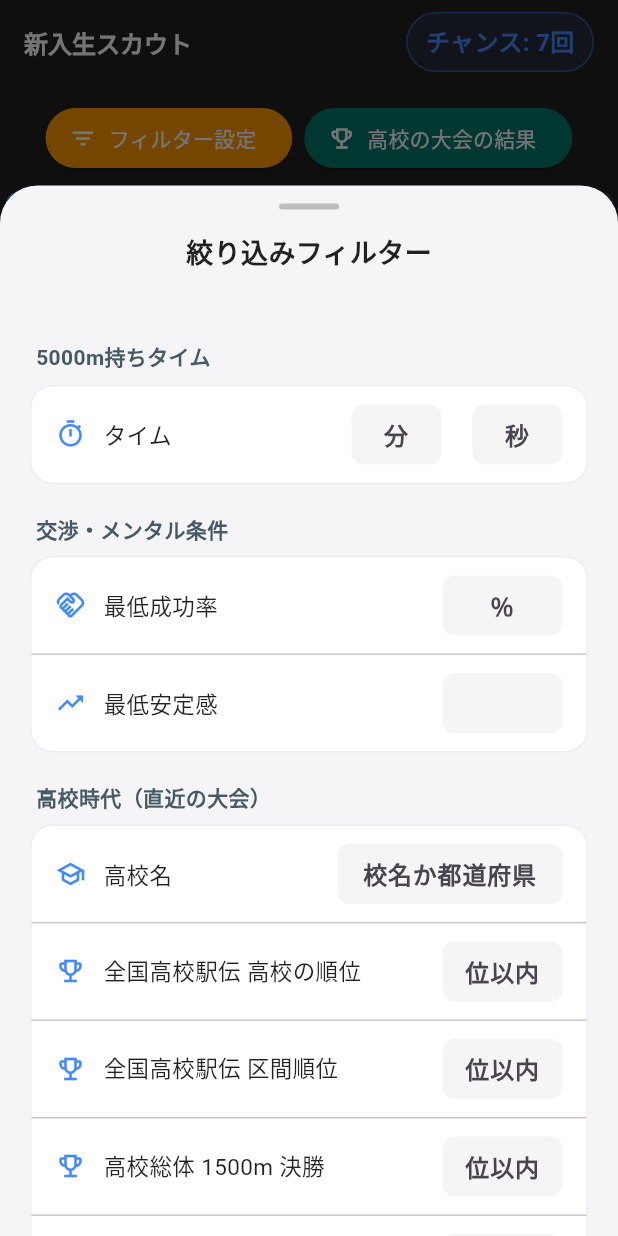
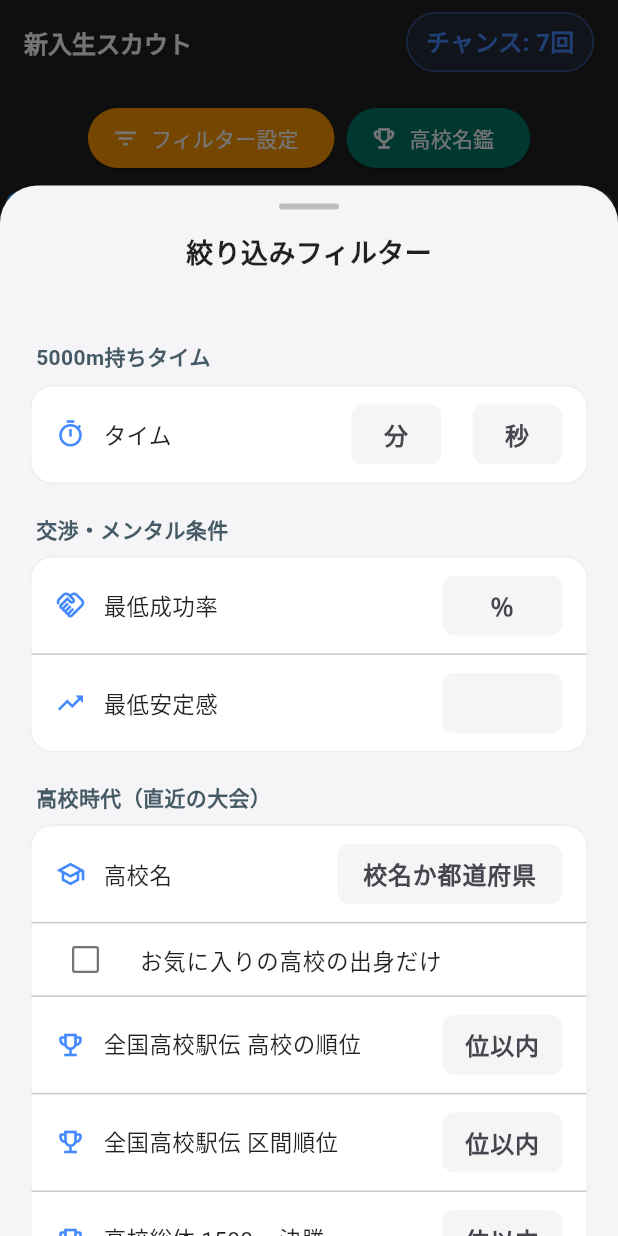
Before and after one commit to shin-tomura/ekidenss, a Flutter app: the FreshmanScoutView screen opened directly, after a tap on "フィルター設定", on a phone screen of 412 x 824 dp. Run offline on Flutter 3.47's test engine with Material 3 defaults, Android fonts, the phone set to English and light mode, and no system bars; our stand-ins replace auto_size_text, csv, file_picker, fl_chart, hive, hive_flutter and 6 more; missing offline and left inert: mobile_scanner, two_dimensional_scrollables; accounts and stored records are empty.

Commit message:
1.9.5test: スカウトの画面から高校名鑑(大会の記録のタブ)を開くようにし、スカウトのフィルターにお気に入りの高校の出身だけを追加
Co-Authored-By: Claude Opus 5.5 <noreply@anthropic.com>
Claude-Session: https://claude.ai/code/session_01DhUUdXd4VMtXCvkh8cst5M

```diff
--- a/ToDo.txt
+++ b/ToDo.txt
@@ -1,8 +1,8 @@
 *********箱庭小駅伝SS*********
 1.9.5　21951
 ・日本人の選手に、出身校と高校時代の実績を付けた(ゲーム内の計算には一切影響しない。高校は架空の学校で、都道府県ごとに5校あり、名門校には県外からも選手が集まる。実績は、その年の新入生全員と名前のない高校生で、全国高校駅伝と高校総体を実際に計算して決める。全国高校駅伝は都道府県予選の1位と地区代表の58校が走る。都道府県予選は、各都道府県の5校が走る(選手の実績には、区間2位以内かチームが優勝したときに出る)。地区代表は、各都道府県の予選の上位3校が走る地区大会で、県代表を除いた最上位の高校が選ばれる(北海道は地区大会がなく、予選の2位)。予選と地区大会は全国と同じ距離の平らなコースで、どの大会も、その日の気温や風でタイムの出やすさが変わる。全国の区間の距離と起伏は実在の男子のコースに合わせ、留学生は2区か5区だけを走る。高校総体は1500m・5000m・3000m障害で、県大会・地区大会・全国大会の順に進む。高校では入学時の持ちタイムの力で走り、登りや下りなどの能力も効く。中距離出身の選手や、高校までほかの競技をしていた選手もいる。中距離出身の選手はスパート力やペース変動対応力が高めの傾向があり、高校駅伝では2区・5区の3kmの区間を走ることが多い。ほかの競技の部活も、選手の能力の傾向と少し関係がある。高校総体の3000m障害の選手はアップダウンやペースの変化への対応が得意な傾向があり、上位の選手は1500mと5000mなどを掛け持ちする(良いほうの結果を出す)。選手画面の出身地の下に出る。今いる選手にも、学年ごとに計算して付ける。設定タブの「趣味非表示設定」を「趣味・高校時代の表示設定」に変え、高校の情報も表示しないようにできるようにした。説明書にも書いた)
-・新入生のスカウトの画面のフィルターで、高校名と、高校時代の直近の大会の順位でも絞り込めるようにした(高校名は校名か都道府県の一部で絞る。順位は「○位以内」で、全国高校駅伝の所属高校の順位(走っていない部員も入る)と区間順位、高校総体の1500m・5000m・3000m障害の決勝の順位(掛け持ちしたほうの種目も)で絞れる。高校の条件を入れると、留学生と高校の情報がない選手は外れる。高校の情報を表示しない設定のときは出さない。説明書にも書いた)
-・新入生のスカウトの画面から、その世代が高校3年だったときの高校の大会の結果を見られるようにした(高校名鑑の「大会の結果」と同じく、全国高校駅伝の全チームと走者、区間の上位3人、高校総体の決勝が見られる。去年の回も、閉じた見出しで見られる。進学先はスカウトの画面と同じ出し方で、コンピュータスカウトONのときは「進路未定」や「○○大学に確定」のように出る。説明書にも書いた)
+・新入生のスカウトの画面のフィルターで、高校名と、高校時代の直近の大会の順位でも絞り込めるようにした(高校名は校名か都道府県の一部で絞る。お気に入りの高校(高校名鑑の高校のページの☆で付ける)の出身の選手だけにもできる。順位は「○位以内」で、全国高校駅伝の所属高校の順位(走っていない部員も入る)と区間順位、高校総体の1500m・5000m・3000m障害の決勝の順位(掛け持ちしたほうの種目も)で絞れる。高校の条件を入れると、留学生と高校の情報がない選手は外れる。高校の情報を表示しない設定のときは出さない。説明書にも書いた)
+・新入生のスカウトの画面から、高校名鑑を開けるようにした(「大会の記録」のタブから開き、一番新しい回(その世代が高校3年だったときの大会)の全国高校駅伝を開いておく。ほかの回や、お気に入りの高校の勝ち上がり、高校のページも見られる。大会の記録の進学先はスカウトの画面と同じ出し方で、コンピュータスカウトONのときは「進路未定」や「○○大学に確定」のように出る。説明書にも書いた)
 ・新入生のスカウトの画面と、新入生の進学先の画面と、4月5日の新入生の画面に、出身校を出すようにした(スカウトの画面のカードと、4月5日の画面の新入生のトップ10と自分の大学の新入生には、高校時代の一番の実績も出す。出身校と実績は、名前より一段小さい字にした。4月5日の画面では、名前の行の下に、出身校と実績を同じ字下げで並べる)
 ・記事と実況で、出身校と高校時代の実績にも触れるようにした(選手の紹介の、出身地と趣味の一言の後ろに、出身校と高校時代の一番の実績を足した。駅伝の記事では、全国高校駅伝で活躍した1年生や、高校までほかの競技をしていた選手の経歴も書く。実況では、同じ高校の出身者が別々の大学から同じ区間を走ったとき、「高校の同期対決」や「母校の先輩と後輩」として伝える。高校の情報を表示しない設定のときは書かない。説明書にも書いた)
 ・大学に入る留学生の約半分にも、出身校と高校時代の実績を付けた(出身校は、名簿の留学生のいる高校のどれかで、名門の高校ほど選ばれやすい。その年は、その選手が高校の留学生として日本人の新入生と一緒に全国高校駅伝(2区か5区)と高校総体(5000mか3000m障害)を走り、高校での力は大学に入るときの力で決まる。残りの留学生は日本の高校に通っていないので、出身校は出ない。選手画面の出身は「?」のままで、その下に出る。記事や実況、4月5日の画面と新入生の進学先の画面にも、日本人の選手と同じように出る。今いる留学生にも、学年ごとに計算して付ける。説明書にも書いた)
--- a/lib/kansuu/setsumeisho_text.dart
+++ b/lib/kansuu/setsumeisho_text.dart
@@ -180,7 +180,8 @@ const ShiyouSetsu _koukouJidai = ShiyouSetsu('出身校と高校時代', [
   '・ゲーム内の計算には一切影響しません。選手画面の出身地の下に出ます。',
   '　・スカウトの画面、新入生の進学先の画面、4月5日の新入生の画面にも出身校が出ます。',
   '　・スカウトの画面では、高校名や、直近の高校の大会の順位でも絞り込めます。',
-  '　・スカウトの画面から、その世代と1つ前の世代の高校の大会の結果も見られます。',
+  '　・お気に入りの高校の出身の選手だけに絞り込むこともできます。',
+  '　・スカウトの画面から高校名鑑を開き、その世代の高校の大会の結果も見られます。',
   '・高校は架空の学校です。名門校には、県外からも選手が集まります。',
   '・実績は、その年の新入生全員と名前のない高校生で、高校の大会を実際に計算して決めます。',
   '　・名前のない3年生と留学生は、ゲームの大学には進まない高校生です。',
--- a/lib/screens/9000Freshmankakutoku.dart
+++ b/lib/screens/9000Freshmankakutoku.dart
@@ -10,7 +10,7 @@ import 'dart:math';
 import 'package:ekiden/kantoku_data.dart';
 import 'package:ekiden/kansuu/scout_com.dart';
 import 'package:ekiden/kansuu/koukou.dart'; // 出身校と高校時代の実績(1.9.5)
-import 'package:ekiden/screens/Modal_koukouMeikan.dart'; // 高校の大会の結果(1.9.5)
+import 'package:ekiden/screens/Modal_koukouMeikan.dart'; // 高校名鑑(1.9.5)
 import 'package:ekiden/kansuu/ShoriGuard.dart';
 import 'package:ekiden/screens/ScoutRoundKekka_screen.dart';
 import 'package:ekiden/screens/Modal_shinnyuuseiShingakusaki.dart';
@@ -68,6 +68,9 @@ class _FreshmanScoutViewState extends State<FreshmanScoutView> {
   int _ekidenKukanJuniFilter = 0;
   List<int> _soutaiJuniFilter = [0, 0, 0];
   KoukouSaishinSeiseki? _koukouSeiseki; // 直近の大会の成績(初めて使うときに読む)
+  // お気に入りの高校の出身だけにするか(1.9.5。お気に入りは高校名鑑の高校のページの☆で付ける)
+  bool _okiniiriFilter = false;
+  Set<int>? _okiniiriKou; // お気に入りの高校(名簿の番号。初めて使うときに読む。高校名鑑から戻ったら読み直す)
 
   // ★追加: フィルタリング/並び替え可能な能力値の定義
   final Map<SortCriterion, String> _abilityLabels = {
@@ -246,7 +249,7 @@ class _FreshmanScoutViewState extends State<FreshmanScoutView> {
     return '${koukouMeiKenMoji(j)}${jisseki.isEmpty ? '' : '　${jisseki.join('、')}'}';
   }
 
-  /// 高校の情報を出すか(1.9.5。表示しない設定のときは、高校時代のフィルターと大会の結果のボタンを出さない)
+  /// 高校の情報を出すか(1.9.5。表示しない設定のときは、高校時代のフィルターと高校名鑑のボタンを出さない)
   bool _koukouHyouji() {
     final KantokuData? kantoku = Hive.box<KantokuData>(
       'kantokuBox',
@@ -256,6 +259,7 @@ class _FreshmanScoutViewState extends State<FreshmanScoutView> {
 
   /// 高校時代(直近の大会)のフィルターが入っているか(1.9.5)
   bool get _koukouFilterAri =>
+      _okiniiriFilter ||
       _koukouMeiFilter.trim().isNotEmpty ||
       _ekidenTeamJuniFilter > 0 ||
       _ekidenKukanJuniFilter > 0 ||
@@ -269,6 +273,8 @@ class _FreshmanScoutViewState extends State<FreshmanScoutView> {
     final KoukouJouhou j = KoukouJouhou.yomu(s.samusataisei);
     if (j.mei == null) return false;
     if (!koukouMeiAtaru(j, _koukouMeiFilter)) return false;
+    // お気に入りの高校の出身だけ(1.9.5)
+    if (_okiniiriFilter && !(_okiniiriKou ??= koukouOkiniiriYomu().toSet()).contains(j.koukou - 1)) return false;
     final KoukouSaishinSeiseki seiseki = _koukouSeiseki ??= koukouSaishinSeisekiYomu();
     // 「○位以内」(0は条件なし。順位が0の選手は、出ていない・走っていない)
     bool inai(int juni, int joukan) => joukan <= 0 || (juni >= 1 && juni <= joukan);
@@ -280,10 +286,11 @@ class _FreshmanScoutViewState extends State<FreshmanScoutView> {
     return true;
   }
 
-  /// 今年の新入生(スカウトの候補)が高校3年だったときの大会の結果を開く(1.9.5。Modal_koukouMeikan.dart)
-  /// 進学先はカードと同じ出し方にする(コンピュータスカウトONのときは、仮の振り分けの大学を見せず、
+  /// 高校名鑑を「大会の記録」のタブから開く(1.9.5。Modal_koukouMeikan.dart。一番新しい回が今年の新入生の世代)
+  /// 大会の記録の進学先はカードと同じ出し方にする(コンピュータスカウトONのときは、仮の振り分けの大学を見せず、
   /// 「進路未定」「○○大学に確定」などにする。自分の大学の色も、進学先が決まった選手だけ)
-  void _koukouKekkaHiraku() {
+  /// 戻ったら、お気に入りと校名の変更を反映するために作り直す
+  Future<void> _koukouMeikanHiraku() async {
     final Map<int, SenshuData> shinnyuusei = {
       for (final SenshuData s in _senshuBox.values)
         if (s.gakunen == 1) s.id: s,
@@ -295,10 +302,12 @@ class _FreshmanScoutViewState extends State<FreshmanScoutView> {
       return (s != null && s.name == k.name) ? s : null;
     }
 
-    Navigator.push(
+    await Navigator.push(
       context,
-      MaterialPageRoute(
-        builder: (_) => KoukouScoutKekka(
+      MaterialPageRoute<void>(
+        builder: (_) => ModalKoukouMeikan(
+          shokiTab: 2,
+          scoutKara: true,
           shingakuMoji: (KoukouKirokuSousha k) {
             final SenshuData? s = sagasu(k);
             if (s == null) return null;
@@ -315,6 +324,8 @@ class _FreshmanScoutViewState extends State<FreshmanScoutView> {
         ),
       ),
     );
+    if (!mounted) return;
+    setState(() => _okiniiriKou = null);
   }
 
   String _jyoutaiMoji(SenshuData s) {
@@ -1583,7 +1594,7 @@ class _FreshmanScoutViewState extends State<FreshmanScoutView> {
 
     return Column(
       children: [
-        // フィルター設定ボタンと、高校の大会の結果のボタン(1.9.5。文字を大きくしていても並ぶように Wrap)
+        // フィルター設定ボタンと、高校名鑑のボタン(1.9.5。文字を大きくしていても並ぶように Wrap)
         Padding(
           padding: const EdgeInsets.all(8.0),
           child: Wrap(
@@ -1602,9 +1613,9 @@ class _FreshmanScoutViewState extends State<FreshmanScoutView> {
               ),
               if (koukouHyouji)
                 ElevatedButton.icon(
-                  onPressed: _koukouKekkaHiraku,
+                  onPressed: _koukouMeikanHiraku,
                   icon: const Icon(Icons.emoji_events_outlined),
-                  label: const Text('高校の大会の結果'),
+                  label: const Text('高校名鑑'),
                   style: ElevatedButton.styleFrom(
                     backgroundColor: Colors.teal[700],
                     foregroundColor: Colors.white,
@@ -1738,6 +1749,7 @@ class _FreshmanScoutViewState extends State<FreshmanScoutView> {
     // 高校時代(直近の大会)のフィルター(1.9.5)
     final bool koukouHyouji = _koukouHyouji();
     String tempKoukouMei = _koukouMeiFilter;
+    bool tempOkiniiri = _okiniiriFilter;
     int tempTeamJuni = _ekidenTeamJuniFilter;
     int tempKukanJuni = _ekidenKukanJuniFilter;
     final List<int> tempSoutaiJuni = List<int>.of(_soutaiJuniFilter);
@@ -1917,6 +1929,20 @@ class _FreshmanScoutViewState extends State<FreshmanScoutView> {
                                 ),
                               ),
                               const Divider(height: 1),
+                              // お気に入りの高校の出身だけ(1.9.5)
+                              CheckboxListTile(
+                                value: tempOkiniiri,
+                                onChanged: (v) => setDialogState(() => tempOkiniiri = v ?? false),
+                                title: const Text(
+                                  'お気に入りの高校の出身だけ',
+                                  style: TextStyle(fontSize: 15, color: Colors.black87),
+                                ),
+                                dense: true,
+                                controlAffinity: ListTileControlAffinity.leading,
+                                activeColor: Colors.blueAccent,
+                                side: const BorderSide(color: Colors.black54, width: 1.5),
+                              ),
+                              const Divider(height: 1),
                               juniGyou(
                                 '全国高校駅伝 高校の順位',
                                 tempTeamJuni,
@@ -1941,6 +1967,7 @@ class _FreshmanScoutViewState extends State<FreshmanScoutView> {
                               padding: const EdgeInsets.only(left: 4, top: 6),
                               child: Text(
                                 '高校名は、校名か都道府県の一部で絞ります。'
+                                'お気に入りの高校は、高校名鑑の高校のページの☆で付けます。'
                                 '順位は、今年の新入生が高校3年だった年度の大会のものです。'
                                 '高校の順位は所属高校のチームの順位で、走っていない部員も入ります。'
                                 '高校総体は決勝の順位(1〜15位)です。'
@@ -1997,6 +2024,7 @@ class _FreshmanScoutViewState extends State<FreshmanScoutView> {
                                 _successRateFilter = 0;
                                 _anteikanFilter = 0;
                                 // 高校時代(1.9.5)
+                                _okiniiriFilter = false;
                                 _koukouMeiFilter = '';
                                 _ekidenTeamJuniFilter = 0;
                                 _ekidenKukanJuniFilter = 0;
@@ -2011,6 +2039,8 @@ class _FreshmanScoutViewState extends State<FreshmanScoutView> {
                                 _successRateFilter = tempSuccessRateFilter;
                                 _anteikanFilter = tempanteikanFilter;
                                 // 高校時代(1.9.5)
+                                _okiniiriFilter = tempOkiniiri;
+                                _okiniiriKou = null;
                                 _koukouMeiFilter = tempKoukouMei.trim();
                                 _ekidenTeamJuniFilter = tempTeamJuni;
                                 _ekidenKukanJuniFilter = tempKukanJuni;
```
Also changed, not shown: lib/screens/Modal_koukouMeikan.dart (+60 -93 lines).
